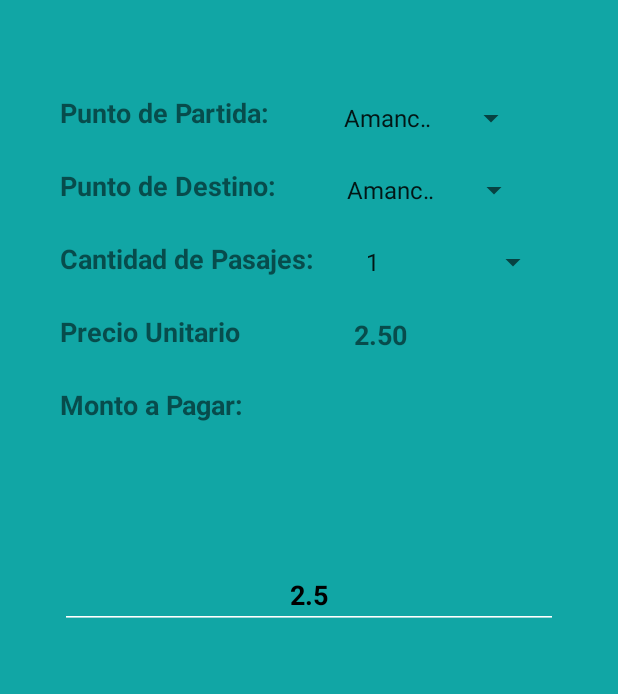
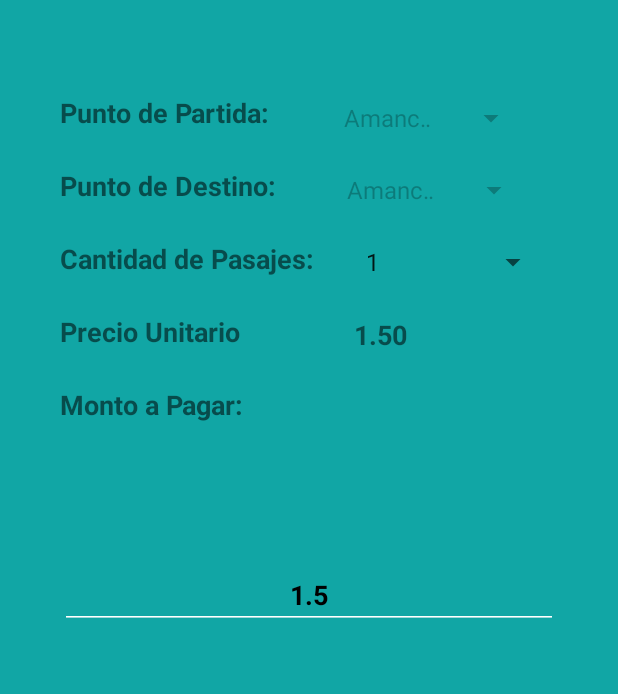
Before and after one commit to kevinanyoza/appmoviles, an Android app: the nav_pasajes screen opened through its navigation route, tab 2 chosen, on a phone screen of 412 x 824 dp. Shown: the part 242-936 px from the top of the screen. Run offline under Robolectric (Android 15) with nearby library versions, the phone set to English and light mode, and no system bars; our stand-ins replace Volley, navigation-ui; network calls fail.

Commit message:
ultimos cambios pasajes
listo

```diff
--- a/app/src/main/java/com/example/apptransporte1/MainActivity.java
+++ b/app/src/main/java/com/example/apptransporte1/MainActivity.java
@@ -17,6 +17,7 @@ import com.android.volley.VolleyError;
 import com.android.volley.toolbox.JsonArrayRequest;
 import com.android.volley.toolbox.StringRequest;
 import com.example.apptransporte1.ui.gallery.GalleryFragment;
+import com.example.apptransporte1.ui.pasajes.Generarqr;
 import com.google.android.material.floatingactionbutton.FloatingActionButton;
 import com.google.android.material.snackbar.Snackbar;
 import com.google.android.material.navigation.NavigationView;
@@ -63,6 +64,7 @@ public class MainActivity extends AppCompatActivity {
         String id_usuario = getIntent().getStringExtra("id_usuario");
         String correo = getIntent().getStringExtra("correo");
         String nombres = getIntent().getStringExtra("nombres");
+        String montototal = getIntent().getStringExtra("monto_total");
         //Toast.makeText(this, id_usuario, Toast.LENGTH_SHORT).show();
         //txtcorreo = (TextView) findViewById(R.id.txtcorreomenu);
 
@@ -108,6 +110,10 @@ public class MainActivity extends AppCompatActivity {
         intent2.putExtra("id_usuario",id_usuario );
         Intent intent3 = new Intent(getApplicationContext(), GalleryFragment.class);
         intent3.putExtra("id_usuario",id_usuario );
+        Intent intent4 = new Intent(getApplicationContext(), Generarqr.class);
+        intent4.putExtra("id_usuario",id_usuario );
+        Intent intent5 = new Intent(getApplicationContext(), Generarqr.class);
+        intent5.putExtra("monto_total",montototal );
 
         //startActivity(intent);
 
--- a/app/src/main/java/com/example/apptransporte1/ui/pasajes/nav_pasajes.java
+++ b/app/src/main/java/com/example/apptransporte1/ui/pasajes/nav_pasajes.java
@@ -21,14 +21,17 @@ import android.widget.TextView;
 
 import com.example.apptransporte1.MainActivity;
 import com.example.apptransporte1.R;
+import com.example.apptransporte1.RecargarFragment;
+import com.google.android.material.tabs.TabLayout;
 
 
 public class nav_pasajes extends Fragment {
 
     Button btngenerarqr;
-    TableLayout menutabcorredor, menutabtren,menutabmetropoli, tableLayout;
+    TabLayout menutabcorredor, menutabtren,menutabmetropoli, tableLayout;
     TextView txtpreuni;
-    Spinner spcantidad;
+    Spinner spcantidad , spdestino,sppartida;
+
     EditText multimonto;
 
     public nav_pasajes() {
@@ -64,37 +67,51 @@ public class nav_pasajes extends Fragment {
         txtpreuni = view.findViewById(R.id.txtpreunitario);
         spcantidad = view.findViewById(R.id.spcantidad);
         multimonto = view.findViewById(R.id.multxtmonto);
+        tableLayout = view.findViewById(R.id.tabLayout);
+        spdestino = view.findViewById(R.id.spdestino);
+        sppartida = view.findViewById(R.id.sppartida);
 
+        spdestino.setEnabled(false);
+        sppartida.setEnabled(false);
 
+        tableLayout.addOnTabSelectedListener(new TabLayout.OnTabSelectedListener() {
+            @Override
+            public void onTabSelected(TabLayout.Tab tab) {
+                if (tab.getPosition() == 0) {
 
-    /*    menutabtren.setOnClickListener(new View.OnClickListener() {
+                    txtpreuni.setText("2.50");
+                    calularMonto();
+                    spdestino.setEnabled(false);
+                    sppartida.setEnabled(false);
+
+                } else if (tab.getPosition() == 1) {
+                    txtpreuni.setText("1.50");
+                    calularMonto();
+                    spdestino.setEnabled(false);
+                    sppartida.setEnabled(false);
+                } else {
+                    spdestino.setEnabled(true);
+                    sppartida.setEnabled(true);
+                    txtpreuni.setText("1.50");
+                    calularMonto();
+                }
+            }
+
             @Override
-            public void onClick(View v) {
-                txtpreuni.setText("1.50");
+            public void onTabUnselected(TabLayout.Tab tab) {
+
+            }
+
+            @Override
+            public void onTabReselected(TabLayout.Tab tab) {
+
             }
         });
-
-        menutabmetropoli.setOnClickListener(new View.OnClickListener() {
-            @Override
-            public void onClick(View v) {
-                txtpreuni.setText("2.50");
-            }
-        });*/
 
         spcantidad.setOnItemSelectedListener(new AdapterView.OnItemSelectedListener() {
             @Override
             public void onItemSelected(AdapterView<?> parent, View view, int position, long id) {
-                String cant = spcantidad.getSelectedItem().toString();
-                String prec = txtpreuni.getText().toString();
-                double cantidad, precio, total;
-                String importe;
-
-                cantidad = Double.parseDouble(cant);
-                precio = Double.parseDouble(prec);
-
-                total = cantidad * precio;
-                //importe =
-                multimonto.setText(Double.toString(total));
+            calularMonto();
             }
 
             @Override
@@ -107,9 +124,36 @@ public class nav_pasajes extends Fragment {
         btngenerarqr.setOnClickListener(new View.OnClickListener() {
             @Override
             public void onClick(View v) {
+                //Intent intent = new Intent(getActivity().getApplicationContext(), MainActivity.class);
+                //intent.putExtra("monto_total", "ejemplito" );
+                //Fragment generar = new Generarqr();
+
+                /*Bundle args = new Bundle();
+                args.putString("monto_total", "ejemplo");
+                generar.setArguments(args);*/
+
                 Navigation.findNavController(v).navigate(R.id.generarqr);
+
             }
         });
 
     }
+
+    private void calularMonto(){
+        String cant = spcantidad.getSelectedItem().toString();
+        String prec = txtpreuni.getText().toString();
+        double cantidad, precio, total;
+
+        cantidad = Double.parseDouble(cant);
+        precio = Double.parseDouble(prec);
+
+        total = cantidad * precio;
+
+        final String importe = Double.toString(total);
+        //Intent intent = new Intent(getActivity().getApplicationContext(), MainActivity.class);
+        //intent.putExtra("monto_total", "ejemplito" )
+
+        multimonto.setText(Double.toString(total));
+    }
+
 }
--- a/app/src/main/res/layout/fragment_generarqr.xml
+++ b/app/src/main/res/layout/fragment_generarqr.xml
@@ -11,7 +11,7 @@
     tools:context=".ui.pasajes.Generarqr">
 
     <CheckBox
-        android:id="@+id/checkBox"
+        android:id="@+id/checkboxconfirmar"
         android:layout_width="match_parent"
         android:layout_height="wrap_content"
         android:layout_marginBottom="40dp"
--- a/app/src/main/res/layout/fragment_nav_pasajes.xml
+++ b/app/src/main/res/layout/fragment_nav_pasajes.xml
@@ -113,7 +113,8 @@
         android:textStyle="bold"
         app:layout_constraintEnd_toEndOf="parent"
         app:layout_constraintStart_toStartOf="parent"
-        app:layout_constraintTop_toBottomOf="@+id/textView7" />
+        app:layout_constraintTop_toBottomOf="@+id/textView7"
+        tools:ignore="RtlCompat" />
 
     <Button
         android:id="@+id/btngenerarqr"
@@ -138,7 +139,7 @@
         android:entries="@array/asientos"
         app:layout_constraintEnd_toEndOf="parent"
         app:layout_constraintStart_toEndOf="@+id/textView5"
-        app:layout_constraintTop_toBottomOf="@+id/spinner2" />
+        app:layout_constraintTop_toBottomOf="@+id/spdestino" />
 
     <TextView
         android:id="@+id/textView8"
@@ -164,7 +165,7 @@
         app:layout_constraintTop_toBottomOf="@+id/spcantidad" />
 
     <Spinner
-        android:id="@+id/spinner"
+        android:id="@+id/sppartida"
         android:layout_width="130dp"
         android:layout_height="wrap_content"
         android:layout_marginTop="104dp"
@@ -174,13 +175,13 @@
         app:layout_constraintTop_toBottomOf="@+id/tabLayout" />
 
     <Spinner
-        android:id="@+id/spinner2"
+        android:id="@+id/spdestino"
         android:layout_width="130dp"
         android:layout_height="wrap_content"
         android:layout_marginTop="24dp"
         android:entries="@array/rutas"
         app:layout_constraintEnd_toEndOf="parent"
         app:layout_constraintStart_toEndOf="@+id/textView4"
-        app:layout_constraintTop_toBottomOf="@+id/spinner" />
+        app:layout_constraintTop_toBottomOf="@+id/sppartida" />
 
 </androidx.constraintlayout.widget.ConstraintLayout>
```
Also changed, not shown: app/src/main/java/com/example/apptransporte1/ui/pasajes/Generarqr.java (+107 -35 lines).
